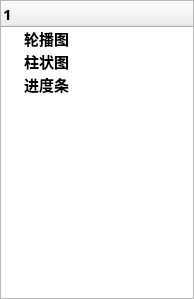
Before: the Qt Designer form maincontent/controltreewidget.ui in YYC572652645/QCoolPage, drawn with Qt 5.
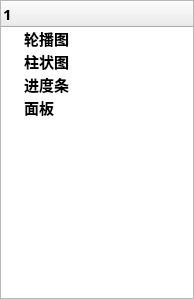
After: the same form once the commit is applied.

```diff
--- a/maincontent/controltreewidget.ui
+++ b/maincontent/controltreewidget.ui
@@ -59,6 +59,11 @@
        <string>进度条</string>
       </property>
      </item>
+     <item>
+      <property name="text">
+       <string>面板</string>
+      </property>
+     </item>
     </widget>
    </item>
   </layout>
```
